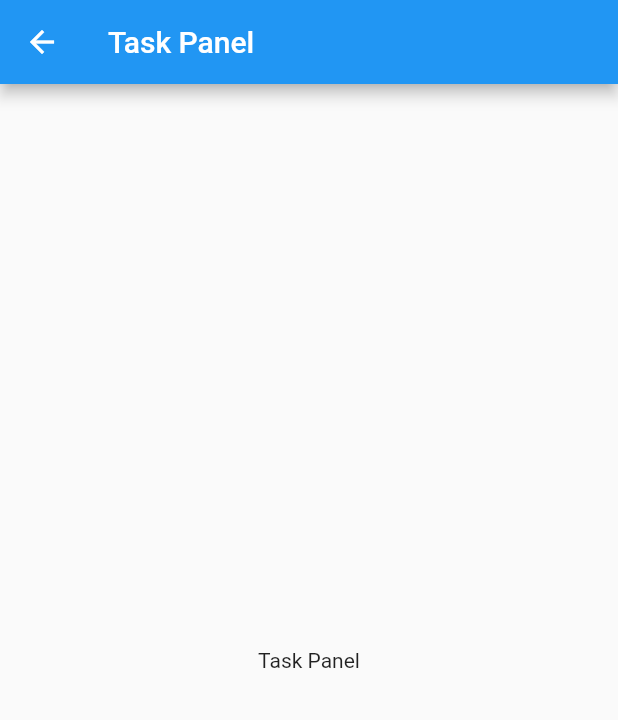
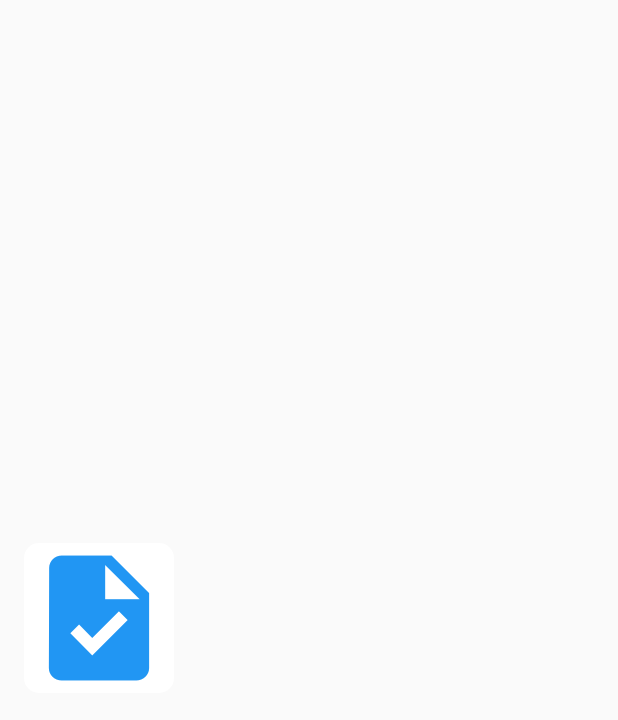
Before and after one commit to JhousefSilva1/planning-dayApp, a Flutter app: the TaskPanel screen opened by its route, on a phone screen of 412 x 824 dp. Shown: the top 720 px of the screen. Run offline on Flutter 3.47's test engine with Material 2 defaults, Android fonts, the phone set to English and light mode, and no system bars; our stand-ins replace equatable, flutter_bloc.

Commit message:
updating desing on Screen and begin designing with task_screen

```diff
--- a/lib/cubit/tasks/task_panel_state.dart
+++ b/lib/cubit/tasks/task_panel_state.dart
@@ -0,0 +1,22 @@
+import 'package:intl/message_format.dart';
+import 'package:equatable/equatable.dart';
+
+abstract class TaskPanelState {}
+
+class TeskPanelInitial extends TaskPanelState{}
+
+class TaskPanelCreateSuccess extends TaskPanelState {}
+
+class TaskPanelView extends TaskPanelState {}
+
+class TaskPanelFailCreate extends TaskPanelState {}
+
+abstract class TaskPanelEvent {}
+
+class TaskPanelStarted extends TaskPanelEvent {}
+
+class TaskPanelAdd extends TaskPanelEvent {}
+
+class TaskPanelEdit extends TaskPanelEvent {}
+
+class TaskPanelDelete extends TaskPanelEvent {}
--- /dev/null
+++ b/lib/data/models/task_data.dart
@@ -0,0 +1,17 @@
+class Task {
+  final String title;
+  final String subTitle;
+  final String description;
+  final DateTime date;
+  final String tag;
+  final bool isDone;
+
+  Task({
+    required this.title,
+    required this.subTitle,
+    required this.description,
+    required this.date,
+    required this.tag,
+    required this.isDone,
+  });
+}
--- a/lib/screens/task_panel/task_panel.dart
+++ b/lib/screens/task_panel/task_panel.dart
@@ -1,19 +1,58 @@
-// crear pantalla basica
+import 'package:flutter/material.dart';
+import 'package:flutter_bloc/flutter_bloc.dart';
+import 'package:tasks/data/services/task_panel_service.dart';
 
-import 'package:flutter/material.dart';
+import '../../cubit/tasks/task_panel_cubit.dart';
+import '../../cubit/tasks/task_panel_state.dart';
 
 class TaskPanel extends StatelessWidget {
-  const TaskPanel({Key? key}) : super(key: key);
+  final _formKey = GlobalKey<FormState>();
+
+  // late String _title = '';
+  // late String _subTitle='';
+  // late String _description='';
+  // late DateTime _date;
+  // late String _tag='';
+  // late bool isDone;
+
+  //final List<Task> __tasks = [];
+  TaskPanel({super.key});
 
   @override
   Widget build(BuildContext context) {
-    return Scaffold(
-      appBar: AppBar(
-        title: const Text('Task Panel'),
-      ),
-      body: const Center(
-        child: Text('Task Panel'),
-      ),
-    );
+    return BlocProvider(
+        create: (_) => TaskPanelCubit(TaskPanelService()),
+        child: BlocBuilder<TaskPanelCubit, TaskPanelState>(
+          builder: (context, state) {
+            return Material(
+              child: Stack(
+                children: [
+                  Padding(
+                    padding: const EdgeInsets.all(16.0),
+                    child: Form(
+                      key: _formKey,
+                      child: Column(
+                        mainAxisAlignment: MainAxisAlignment.center,
+                        children: [
+                          Container(
+                            decoration: BoxDecoration(
+                              color: Colors.white,
+                              borderRadius: BorderRadius.circular(10),
+                            ),
+                            child: const Icon(
+                              Icons.task,
+                              size: 100,
+                              color: Colors.blue,
+                            ),
+                          )
+                        ],
+                      ),
+                    ),
+                  ),
+                ],
+              ),
+            );
+          },
+        ));
   }
 }
```
Also changed, not shown: lib/cubit/tasks/task_panel_cubit.dart (+39 -0 lines), lib/data/services/task_panel_service.dart (+44 -0 lines), lib/screens/login/login_screen.dart (+13 -2 lines).
